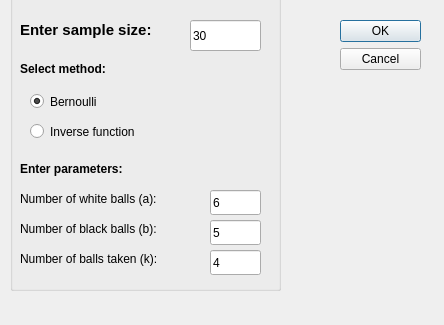
Before: the Qt Designer form dialog.ui in lesslyrics/Distribution-modelling-frontend, drawn with Qt 5.
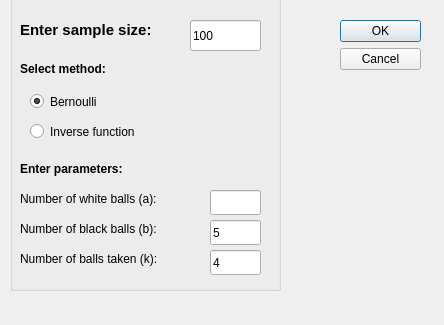
After: the same form once the commit is applied.

Patch:
```diff
--- a/dialog.ui
+++ b/dialog.ui
@@ -104,7 +104,7 @@
      </rect>
     </property>
     <property name="text">
-     <string>30</string>
+     <string>100</string>
     </property>
    </widget>
    <widget class="QLabel" name="label_2">
@@ -194,7 +194,7 @@
      </rect>
     </property>
     <property name="text">
-     <string>6</string>
+     <string/>
     </property>
    </widget>
    <widget class="QLineEdit" name="lineEdit_B">
```
Left out of the diff: 6 changed lines with no effect on the pictures.
